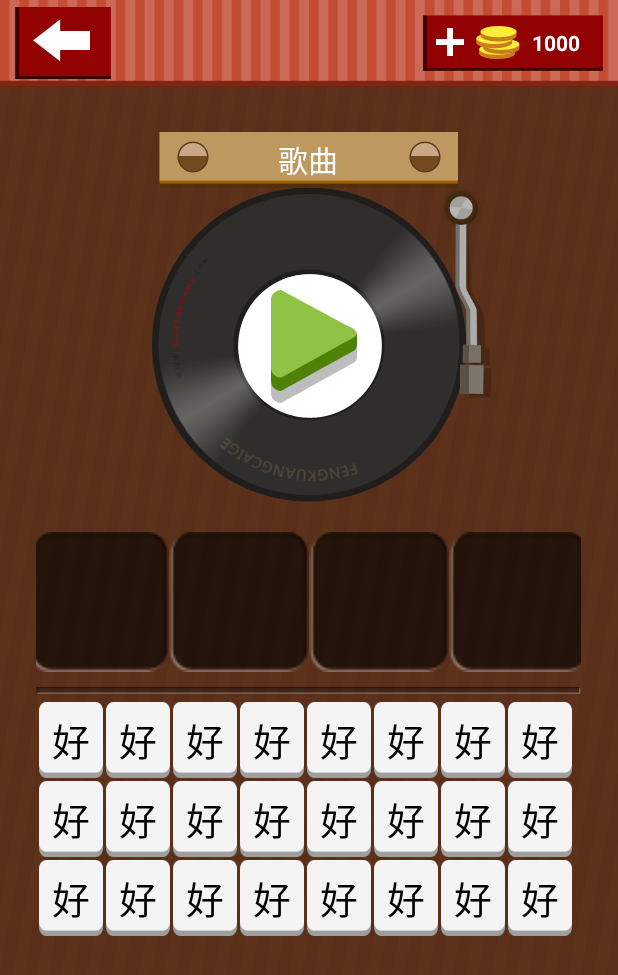
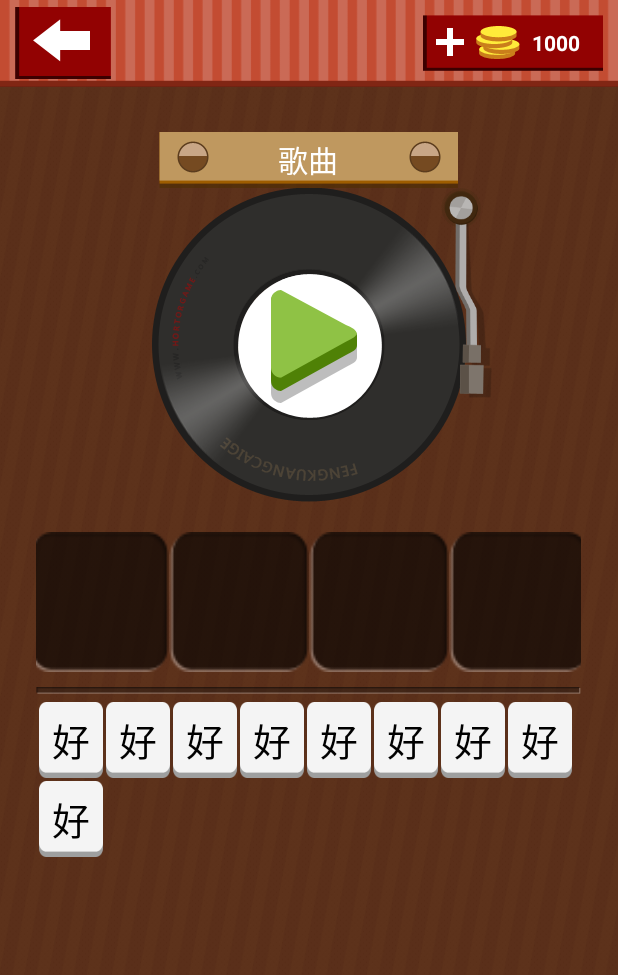
Before and after one commit to shineflower/CrazyGuessMusic, an Android app: the screen it shows after launch (MainActivity), on a phone screen of 412 x 824 dp. Shown: the top 975 px of the screen. Run offline under Robolectric (Android 15) with nearby library versions, the phone set to English and light mode, and no system bars.

Commit message:
为WordButton添加动画和点击事件

```diff
--- /dev/null
+++ b/app/src/main/java/com/jackie/guessmusic/bean/IWordButtonClickListener.java
@@ -0,0 +1,9 @@
+package com.jackie.guessmusic.bean;
+
+/**
+ * Created by Jackie on 2016/3/10.
+ * WordButton点击事件回调
+ */
+public interface IWordButtonClickListener {
+    void onWordButtonClick(WordButton wordButton);
+}
--- a/app/src/main/java/com/jackie/guessmusic/ui/MainActivity.java
+++ b/app/src/main/java/com/jackie/guessmusic/ui/MainActivity.java
@@ -11,15 +11,17 @@ import android.widget.Button;
 import android.widget.ImageButton;
 import android.widget.ImageView;
 import android.widget.LinearLayout;
+import android.widget.Toast;
 
 import com.jackie.guessmusic.R;
+import com.jackie.guessmusic.bean.IWordButtonClickListener;
 import com.jackie.guessmusic.bean.WordButton;
 import com.jackie.guessmusic.view.WordGridView;
 
 import java.util.ArrayList;
 import java.util.List;
 
-public class MainActivity extends Activity implements View.OnClickListener {
+public class MainActivity extends Activity implements View.OnClickListener, IWordButtonClickListener {
     //唱片相关动画
     private Animation mDiskAnim, mPinInAnim, mPinOutAnim;
     private ImageView mDiskImageView, mPinImageView;
@@ -47,9 +49,7 @@ public class MainActivity extends Activity implements View.OnClickListener {
     private void initView() {
         mDiskAnim = initAnimation(R.anim.rotate);
         mPinInAnim = initAnimation(R.anim.rotate_pin_in);
-        mPinInAnim.setFillAfter(true);
         mPinOutAnim = initAnimation(R.anim.rotate_pin_out);
-        mPinOutAnim.setFillAfter(true);
 
         mDiskImageView = (ImageView) findViewById(R.id.image_disk);
         mPinImageView = (ImageView) findViewById(R.id.image_pin);
@@ -67,31 +67,6 @@ public class MainActivity extends Activity implements View.OnClickListener {
         initSelectedWord();
 
         mWordGridView.updateData(mAllWordList);
-    }
-
-    private void initAllWord() {
-        mAllWordList = new ArrayList<>();
-        for (int i = 0; i < WordGridView.COUNT_WORDS; i++) {
-            WordButton wordButton = new WordButton();
-            wordButton.setWordText("好");
-            mAllWordList.add(wordButton);
-        }
-    }
-
-    private void initSelectedWord() {
-        mSelectedWordList = new ArrayList<>();
-
-        LinearLayout.LayoutParams params = new LinearLayout.LayoutParams(140, 140);
-        for (int i = 0; i < 4; i++) {
-            Button button = (Button) getLayoutInflater().inflate(R.layout.item_gridview, null);
-            button.setTextColor(Color.WHITE);
-            button.setBackgroundResource(R.drawable.game_word_blank);
-            mWordSelectedContainer.addView(button, params);
-
-            WordButton wordButton = new WordButton();
-            wordButton.setWordButton(button);
-            mSelectedWordList.add(wordButton);
-        }
     }
 
     private void initEvent() {
@@ -147,10 +122,11 @@ public class MainActivity extends Activity implements View.OnClickListener {
         });
 
         mPlayButton.setOnClickListener(this);
+        mWordGridView.setOnWordButtonClickListener(this);
     }
 
-    private Animation initAnimation(int animId) {
-        Animation animation = AnimationUtils.loadAnimation(this, animId);
+    private Animation initAnimation(int resId) {
+        Animation animation = AnimationUtils.loadAnimation(this, resId);
         animation.setInterpolator(new LinearInterpolator());
         return animation;
     }
@@ -171,4 +147,34 @@ public class MainActivity extends Activity implements View.OnClickListener {
             mPinImageView.startAnimation(mPinInAnim);
         }
     }
+
+    private void initAllWord() {
+        mAllWordList = new ArrayList<>();
+        for (int i = 0; i < WordGridView.COUNT_WORDS; i++) {
+            WordButton wordButton = new WordButton();
+            wordButton.setWordText("好");
+            mAllWordList.add(wordButton);
+        }
+    }
+
+    private void initSelectedWord() {
+        mSelectedWordList = new ArrayList<>();
+
+        LinearLayout.LayoutParams params = new LinearLayout.LayoutParams(140, 140);
+        for (int i = 0; i < 4; i++) {
+            Button button = (Button) getLayoutInflater().inflate(R.layout.item_gridview, null);
+            button.setTextColor(Color.WHITE);
+            button.setBackgroundResource(R.drawable.game_word_blank);
+            mWordSelectedContainer.addView(button, params);
+
+            WordButton wordButton = new WordButton();
+            wordButton.setWordButton(button);
+            mSelectedWordList.add(wordButton);
+        }
+    }
+
+    @Override
+    public void onWordButtonClick(WordButton wordButton) {
+        Toast.makeText(this, wordButton.getIndex() + "", Toast.LENGTH_SHORT).show();
+    }
 }
--- a/app/src/main/java/com/jackie/guessmusic/view/WordGridView.java
+++ b/app/src/main/java/com/jackie/guessmusic/view/WordGridView.java
@@ -5,11 +5,14 @@ import android.util.AttributeSet;
 import android.view.LayoutInflater;
 import android.view.View;
 import android.view.ViewGroup;
+import android.view.animation.Animation;
+import android.view.animation.AnimationUtils;
 import android.widget.BaseAdapter;
 import android.widget.Button;
 import android.widget.GridView;
 
 import com.jackie.guessmusic.R;
+import com.jackie.guessmusic.bean.IWordButtonClickListener;
 import com.jackie.guessmusic.bean.WordButton;
 
 import java.util.List;
@@ -24,6 +27,7 @@ public class WordGridView extends GridView {
 
     private Context mContext;
     private LayoutInflater mInflater;
+    private IWordButtonClickListener mOnWordButtonClickListener;
 
     public static final int COUNT_WORDS = 24;
 
@@ -38,6 +42,7 @@ public class WordGridView extends GridView {
     public WordGridView(Context context, AttributeSet attrs, int defStyleAttr) {
         super(context, attrs, defStyleAttr);
 
+        this.mContext = context;
         mInflater = LayoutInflater.from(context);
     }
 
@@ -60,17 +65,33 @@ public class WordGridView extends GridView {
 
         @Override
         public View getView(int position, View convertView, ViewGroup parent) {
-            WordButton holder;
+            final WordButton holder;
             if (convertView == null) {
                 holder = new WordButton();
                 convertView = mInflater.inflate(R.layout.item_gridview, parent, false);
                 holder.setWordButton((Button) convertView);
+                holder.setIndex(position);
                 convertView.setTag(holder);
             } else {
                 holder = (WordButton) convertView.getTag();
             }
 
             holder.getWordButton().setText(mWordButtonList.get(position).getWordText());
+
+            //加载动画
+            Animation mScaleAnimation = AnimationUtils.loadAnimation(mContext, R.anim.scale);
+            mScaleAnimation.setStartOffset(position * 100);  //设置动画延迟时间
+            convertView.startAnimation(mScaleAnimation);
+
+            //相应点击事件
+            holder.getWordButton().setOnClickListener(new OnClickListener() {
+                @Override
+                public void onClick(View v) {
+                    if (mOnWordButtonClickListener != null) {
+                        mOnWordButtonClickListener.onWordButtonClick(holder);
+                    }
+                }
+            });
             return convertView;
         }
     }
@@ -81,4 +102,8 @@ public class WordGridView extends GridView {
         mWordAdapter = new WordAdapter();
         setAdapter(mWordAdapter);
     }
+
+    public void setOnWordButtonClickListener(IWordButtonClickListener onWordButtonClickListener) {
+        this.mOnWordButtonClickListener = onWordButtonClickListener;
+    }
 }
--- a/app/src/main/res/anim/rotate_pin_in.xml
+++ b/app/src/main/res/anim/rotate_pin_in.xml
@@ -7,6 +7,7 @@
         android:duration="300"
         android:pivotX="45%"
         android:pivotY="10%"
-        android:repeatCount="0"/>
+        android:repeatCount="0"
+        android:fillAfter="true"/>
 
 </set>
--- a/app/src/main/res/anim/rotate_pin_out.xml
+++ b/app/src/main/res/anim/rotate_pin_out.xml
@@ -7,6 +7,7 @@
         android:duration="300"
         android:pivotX="45%"
         android:pivotY="10%"
-        android:repeatCount="0"/>
+        android:repeatCount="0"
+        android:fillAfter="true"/>
 
 </set>
--- /dev/null
+++ b/app/src/main/res/anim/scale.xml
@@ -0,0 +1,14 @@
+<?xml version="1.0" encoding="utf-8"?>
+<set xmlns:android="http://schemas.android.com/apk/res/android" >
+
+    <scale
+        android:duration="500"
+        android:fromXScale="0.0"
+        android:fromYScale="0.0"
+        android:toXScale="1.0"
+        android:toYScale="1.0"
+        android:pivotX="50%"
+        android:pivotY="50%"
+        android:interpolator="@android:anim/accelerate_decelerate_interpolator"
+        android:fillAfter="false"/>
+</set>
```
